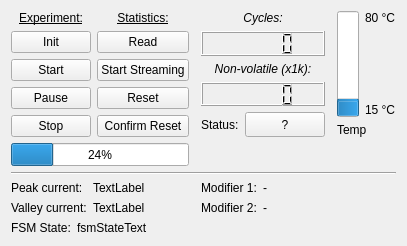
This is ui/w_cycletester.ui in johnbatzer18/biomech_flexsea-plan as Qt 5 draws it before an edit. The edited form follows.
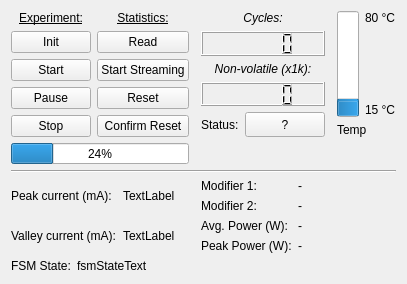
This is the edited form.

```diff
--- a/ui/w_cycletester.ui
+++ b/ui/w_cycletester.ui
@@ -7,7 +7,7 @@
     <x>0</x>
     <y>0</y>
     <width>406</width>
-    <height>246</height>
+    <height>284</height>
    </rect>
   </property>
   <property name="sizePolicy">
@@ -346,32 +346,6 @@
        </property>
       </widget>
      </item>
-     <item row="0" column="0">
-      <widget class="QLabel" name="label_8">
-       <property name="sizePolicy">
-        <sizepolicy hsizetype="Minimum" vsizetype="Preferred">
-         <horstretch>0</horstretch>
-         <verstretch>0</verstretch>
-        </sizepolicy>
-       </property>
-       <property name="text">
-        <string>Peak current:</string>
-       </property>
-      </widget>
-     </item>
-     <item row="1" column="0">
-      <widget class="QLabel" name="label_10">
-       <property name="sizePolicy">
-        <sizepolicy hsizetype="Minimum" vsizetype="Preferred">
-         <horstretch>0</horstretch>
-         <verstretch>0</verstretch>
-        </sizepolicy>
-       </property>
-       <property name="text">
-        <string>Valley current:</string>
-       </property>
-      </widget>
-     </item>
      <item row="1" column="1">
       <widget class="QLabel" name="label_valleyCurrent">
        <property name="sizePolicy">
@@ -385,10 +359,49 @@
        </property>
       </widget>
      </item>
+     <item row="1" column="0">
+      <widget class="QLabel" name="label_10">
+       <property name="sizePolicy">
+        <sizepolicy hsizetype="Minimum" vsizetype="Preferred">
+         <horstretch>0</horstretch>
+         <verstretch>0</verstretch>
+        </sizepolicy>
+       </property>
+       <property name="text">
+        <string>Valley current (mA):</string>
+       </property>
+      </widget>
+     </item>
+     <item row="0" column="0">
+      <widget class="QLabel" name="label_8">
+       <property name="sizePolicy">
+        <sizepolicy hsizetype="Minimum" vsizetype="Preferred">
+         <horstretch>0</horstretch>
+         <verstretch>0</verstretch>
+        </sizepolicy>
+       </property>
+       <property name="text">
+        <string>Peak current (mA):</string>
+       </property>
+      </widget>
+     </item>
     </layout>
    </item>
-   <item row="3" column="2" colspan="3">
+   <item row="3" column="2">
     <layout class="QGridLayout" name="gridLayout_4">
+     <item row="2" column="0">
+      <widget class="QLabel" name="label_13">
+       <property name="sizePolicy">
+        <sizepolicy hsizetype="Minimum" vsizetype="Preferred">
+         <horstretch>0</horstretch>
+         <verstretch>0</verstretch>
+        </sizepolicy>
+       </property>
+       <property name="text">
+        <string>Avg. Power (W):</string>
+       </property>
+      </widget>
+     </item>
      <item row="0" column="1">
       <widget class="QLabel" name="label_mod1">
        <property name="sizePolicy">
@@ -441,9 +454,48 @@
        </property>
       </widget>
      </item>
+     <item row="2" column="1">
+      <widget class="QLabel" name="label_cyclePower">
+       <property name="sizePolicy">
+        <sizepolicy hsizetype="Expanding" vsizetype="Preferred">
+         <horstretch>0</horstretch>
+         <verstretch>0</verstretch>
+        </sizepolicy>
+       </property>
+       <property name="text">
+        <string>-</string>
+       </property>
+      </widget>
+     </item>
+     <item row="3" column="0">
+      <widget class="QLabel" name="label_14">
+       <property name="sizePolicy">
+        <sizepolicy hsizetype="Minimum" vsizetype="Preferred">
+         <horstretch>0</horstretch>
+         <verstretch>0</verstretch>
+        </sizepolicy>
+       </property>
+       <property name="text">
+        <string>Peak Power (W):</string>
+       </property>
+      </widget>
+     </item>
+     <item row="3" column="1">
+      <widget class="QLabel" name="label_peakPower">
+       <property name="sizePolicy">
+        <sizepolicy hsizetype="Expanding" vsizetype="Preferred">
+         <horstretch>0</horstretch>
+         <verstretch>0</verstretch>
+        </sizepolicy>
+       </property>
+       <property name="text">
+        <string>-</string>
+       </property>
+      </widget>
+     </item>
     </layout>
    </item>
-   <item row="4" column="0" colspan="5">
+   <item row="4" column="0" colspan="3">
     <layout class="QHBoxLayout" name="horizontalLayout_2">
      <item>
       <widget class="QLabel" name="label_12">
```
